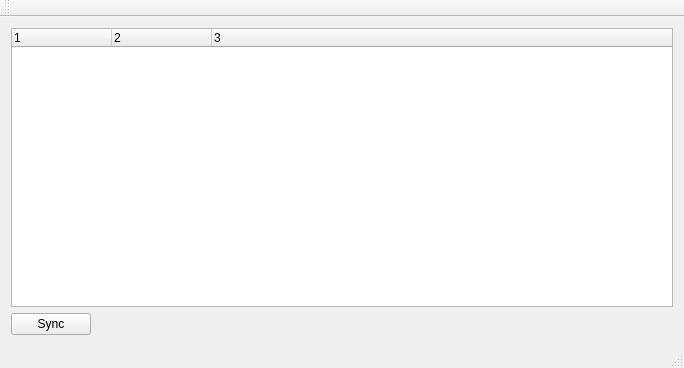
Before: the Qt Designer form src/MainApp/MainWindow.ui in petrytar/GoogleContacts, drawn with Qt 5.
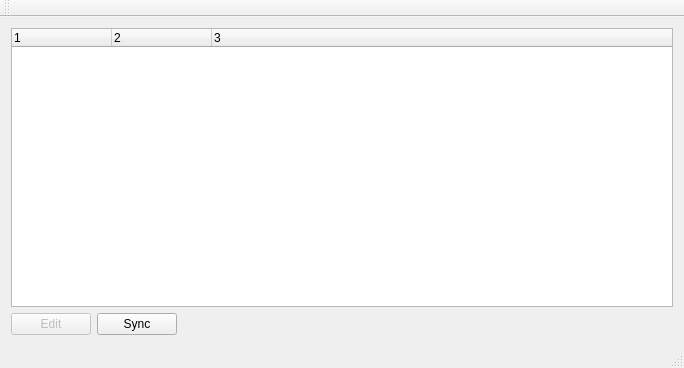
After: the same form once the commit is applied.

Commit message: Added Edit Contact Entry dialog.

Diff of the .ui file:
```diff
--- a/src/MainApp/MainWindow.ui
+++ b/src/MainApp/MainWindow.ui
@@ -39,6 +39,16 @@
     </item>
     <item>
      <layout class="QHBoxLayout" name="horizontalLayout">
+      <item>
+       <widget class="QPushButton" name="editButton">
+        <property name="enabled">
+         <bool>false</bool>
+        </property>
+        <property name="text">
+         <string>Edit</string>
+        </property>
+       </widget>
+      </item>
       <item>
        <widget class="QPushButton" name="syncButton">
         <property name="text">
```
The commit also changes 14 other files.
